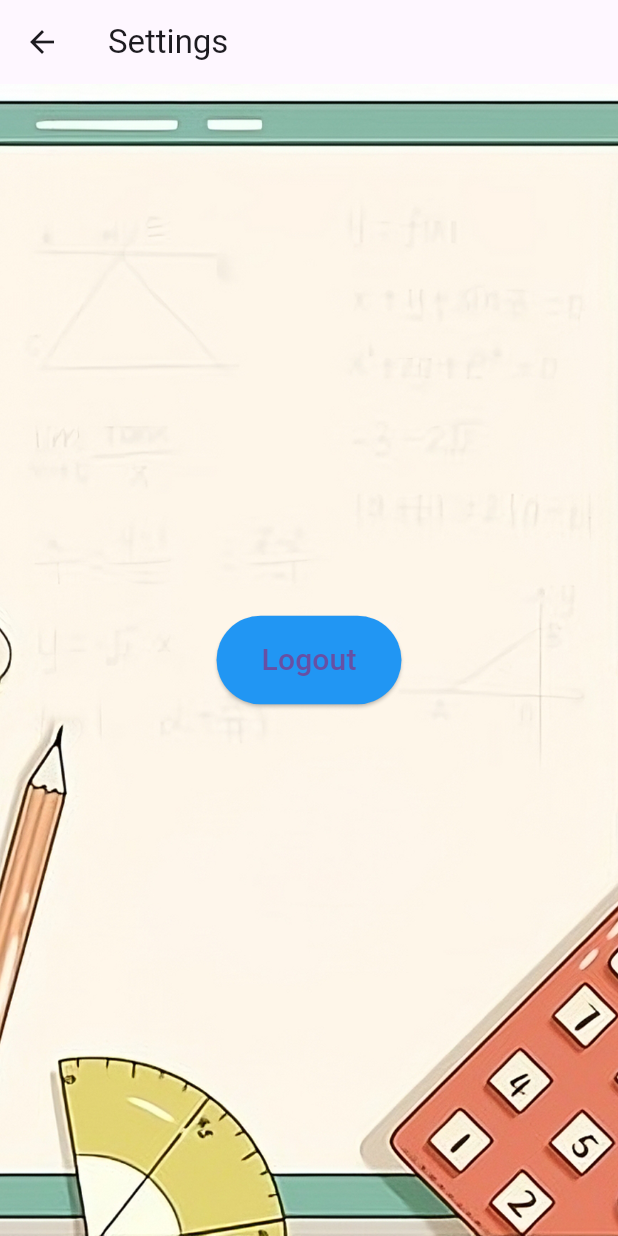
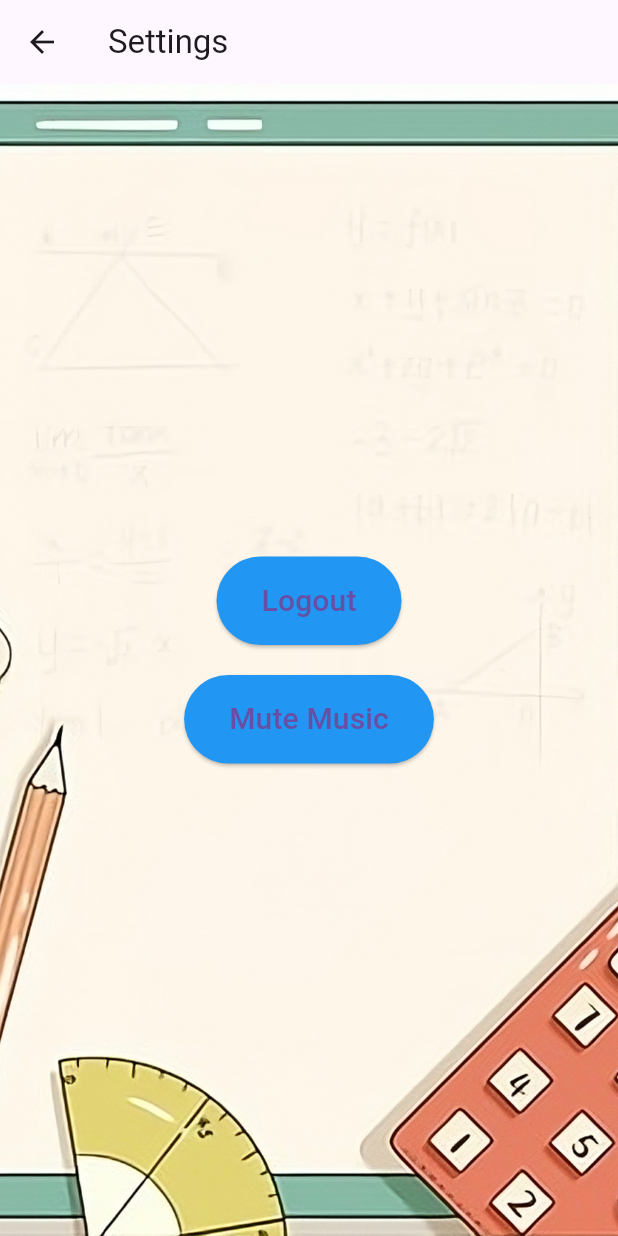
Before and after one commit to D7M0/FKR_APP, a Flutter app: the Settings_page screen opened by its route, on a phone screen of 412 x 824 dp. Run offline on Flutter 3.47's test engine with Material 3 defaults, Android fonts, the phone set to English and light mode, and no system bars; our stand-ins replace audioplayers, awesome_dialog, firebase_auth, firebase_core, google_sign_in, shared_preferences; accounts and stored records are empty.

Commit message:
Bug fixing

```diff
--- /dev/null
+++ b/lib/Screens/BackgroundMusicManager.dart
@@ -0,0 +1,33 @@
+import 'package:audioplayers/audioplayers.dart';
+import 'package:flutter/foundation.dart';
+
+class BackgroundMusicManager with ChangeNotifier {
+  static AudioPlayer _audioPlayer = AudioPlayer();
+  bool _isPlaying = false;
+  bool _isMuted = false;
+
+  bool get isPlaying => _isPlaying;
+  bool get isMuted => _isMuted;
+
+  Future<void> play() async {
+    if (!_isPlaying) {
+      await _audioPlayer.play(AssetSource('Music/Background music.mp3'), volume: _isMuted ? 0 : 1);
+      _isPlaying = true;
+      notifyListeners();
+    }
+  }
+
+  Future<void> stop() async {
+    if (_isPlaying) {
+      await _audioPlayer.stop();
+      _isPlaying = false;
+      notifyListeners();
+    }
+  }
+
+  void toggleMute() {
+    _isMuted = !_isMuted;
+    _audioPlayer.setVolume(_isMuted ? 0 : 1);
+    notifyListeners();
+  }
+}
--- a/lib/Screens/Settings_page.dart
+++ b/lib/Screens/Settings_page.dart
@@ -1,5 +1,7 @@
+import 'package:flutter/material.dart';
 import 'package:google_sign_in/google_sign_in.dart';
-import 'package:flutter/material.dart';
+import 'package:new_app/Screens/BackgroundMusicManager.dart';
+import 'package:provider/provider.dart';
 import 'package:new_app/Screens/Start_page.dart';
 import 'package:firebase_auth/firebase_auth.dart';
 import 'package:new_app/Screens/Loginpage.dart';
@@ -14,7 +16,19 @@ class Settings_page extends StatefulWidget {
 
 class _Settings_pageState extends State<Settings_page> {
   final _auth = FirebaseAuth.instance;
-  late User SignedInUser;
+  late User? signedInUser;
+
+  @override
+  void initState() {
+    super.initState();
+    signedInUser = _auth.currentUser;
+    if (signedInUser == null) {
+      // If user is not signed in, navigate to LoginPage
+      Future.microtask(() {
+        Navigator.pushReplacementNamed(context, Loginpage.root);
+      });
+    }
+  }
 
   @override
   Widget build(BuildContext context) {
@@ -35,22 +49,26 @@ class _Settings_pageState extends State<Settings_page> {
           ),
         ),
         child: Center(
-          child: ElevatedButton(
+          child: Column(
+            mainAxisAlignment: MainAxisAlignment.center,
+            children: [
+              ElevatedButton(
                 onPressed: () async {
                   try {
                     GoogleSignIn googleSignIn = GoogleSignIn();
+                    if (await googleSignIn.isSignedIn()) {
                       await googleSignIn.disconnect();
+                    }
                     await _auth.signOut();
                     Navigator.pushNamed(context, Loginpage.root);
                   } catch (e) {
                     print('Error during logout: $e');
-                // Optionally, add a dialog or snackbar to inform the user of the error.
                     final snackBar = SnackBar(content: Text('Logout failed: $e'));
                     ScaffoldMessenger.of(context).showSnackBar(snackBar);
                   }
                 },
                 style: ElevatedButton.styleFrom(
-              backgroundColor: Colors.blue, // Updated property
+                  backgroundColor: Colors.blue,
                   padding: EdgeInsets.symmetric(horizontal: 30, vertical: 15),
                 ),
                 child: Text(
@@ -58,6 +76,24 @@ class _Settings_pageState extends State<Settings_page> {
                   style: TextStyle(fontSize: 20),
                 ),
               ),
+              SizedBox(height: 20),
+              Consumer<BackgroundMusicManager>(
+                builder: (context, musicManager, child) {
+                  return ElevatedButton(
+                    onPressed: musicManager.toggleMute,
+                    style: ElevatedButton.styleFrom(
+                      backgroundColor: Colors.blue,
+                      padding: EdgeInsets.symmetric(horizontal: 30, vertical: 15),
+                    ),
+                    child: Text(
+                      musicManager.isMuted ? 'Unmute Music' : 'Mute Music',
+                      style: TextStyle(fontSize: 20),
+                    ),
+                  );
+                },
+              ),
+            ],
+          ),
         ),
       ),
     );
--- a/pubspec.yaml
+++ b/pubspec.yaml
@@ -47,6 +47,7 @@ dependencies:
   awesome_dialog: ^3.2.0
   flutter_dotenv: ^5.1.0
   shared_preferences: ^2.2.3
+  provider: ^6.1.2
 
 
 dev_dependencies:
@@ -86,6 +87,7 @@ flutter:
   - assets/icon/icon.png
   - assets/Google-icon.png
   - assets/background.png
+  - assets/Music/Background music.mp3
 
   # An image asset can refer to one or more resolution-specific "variants", see
   # https://flutter.dev/assets-and-images/#resolution-aware
```
Also changed, not shown: lib/main.dart (+12 -1 lines), pubspec.lock, 1 other file. Lines whose indentation alone changed are shown as unchanged.
